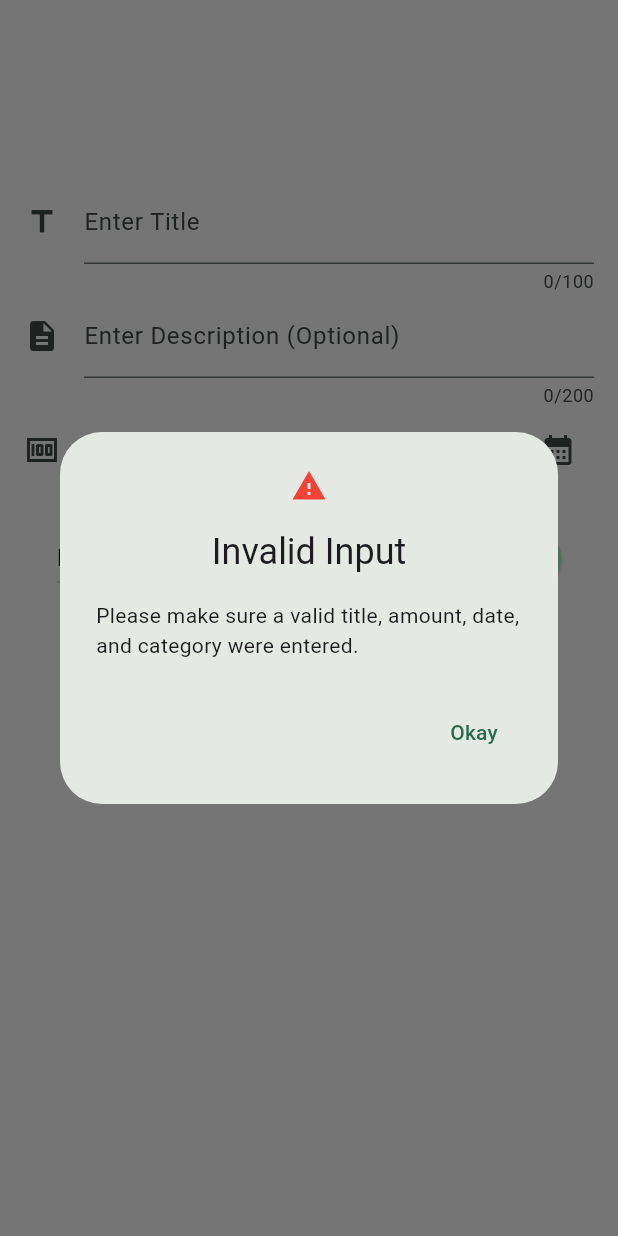
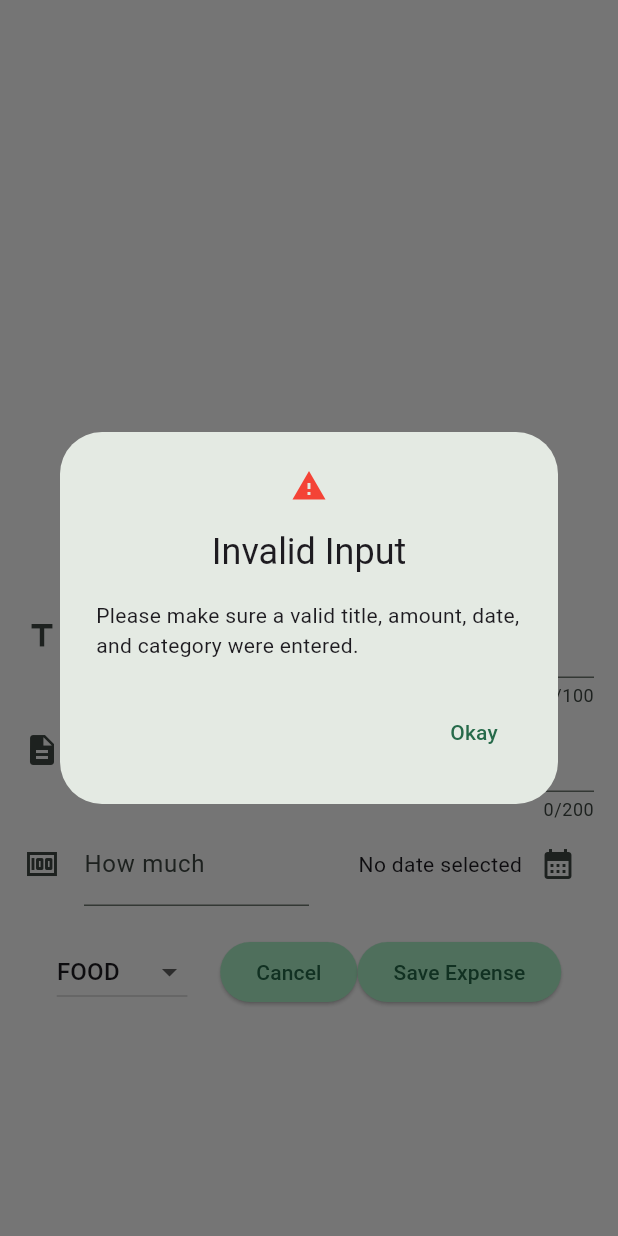
Before and after one commit to andrew21-mch/flutter-udemy, a Flutter app: the NewExpense widget shown alone on an empty page, opened directly with empty values, after a tap on "Save Expense", on a phone screen of 412 x 824 dp. Run offline on Flutter 3.47's test engine with Material 3 defaults, Android fonts, the phone set to English and light mode, and no system bars; our stand-ins replace shared_preferences; accounts and stored records are empty.

Commit message:
add responsivenes to final app

```diff
--- a/lib/widgets/new_expense.dart
+++ b/lib/widgets/new_expense.dart
@@ -1,3 +1,6 @@
+import 'dart:io';
+
+import 'package:flutter/cupertino.dart';
 import 'package:flutter/material.dart';
 import 'package:expense_tracker/models/expense.dart';
 
@@ -15,7 +18,8 @@ class NewExpense extends StatefulWidget {
 class _NewExpenseState extends State<NewExpense> {
   final _titleController = TextEditingController();
   final _amountController = TextEditingController();
-  final _descriptionController = TextEditingController(); // Added description controller
+  final _descriptionController =
+      TextEditingController(); // Added description controller
   DateTime? _selectedDate;
   Category _selectedCategory = Category.food;
 
@@ -25,13 +29,26 @@ class _NewExpenseState extends State<NewExpense> {
     });
   }
 
-  void submitExpenseData() {
-    final enteredAmount = double.tryParse(_amountController.text.trim());
-    final amountIsInvalid = (enteredAmount == null) || (enteredAmount <= 0);
-    final enteredTitle = _titleController.text.trim();
-    final enteredDescription = _descriptionController.text.trim();
-
-    if (enteredTitle.isEmpty || amountIsInvalid || _selectedDate == null) {
+  _showDialog() {
+    if (Platform.isIOS) {
+      showCupertinoDialog(
+        context: context,
+        builder: (ctx) => AlertDialog(
+          icon: Icon(Icons.warning),
+          iconColor: Colors.red,
+          title: Text("Invalid Input"),
+          content: Text(
+              "Please make sure a valid title, amount, date, and category were entered."),
+          actions: [
+            TextButton(
+                onPressed: () {
+                  Navigator.pop(ctx);
+                },
+                child: Text("Okay"))
+          ],
+        ),
+      );
+    } else {
       showDialog(
         context: context,
         builder: (ctx) => AlertDialog(
@@ -49,6 +66,17 @@ class _NewExpenseState extends State<NewExpense> {
           ],
         ),
       );
+    }
+  }
+
+  void submitExpenseData() {
+    final enteredAmount = double.tryParse(_amountController.text.trim());
+    final amountIsInvalid = (enteredAmount == null) || (enteredAmount <= 0);
+    final enteredTitle = _titleController.text.trim();
+    final enteredDescription = _descriptionController.text.trim();
+
+    if (enteredTitle.isEmpty || amountIsInvalid || _selectedDate == null) {
+      _showDialog();
       return;
     }
 
@@ -85,8 +113,11 @@ class _NewExpenseState extends State<NewExpense> {
 
   @override
   Widget build(BuildContext context) {
+    return LayoutBuilder(builder: (context, constraints) {
+      final width = constraints.maxWidth;
+      print(width);
       return Padding(
-      padding: EdgeInsets.fromLTRB(16, 120, 16, 16),
+        padding: EdgeInsets.fromLTRB(16, width - 16, 16, 16),
         child: Column(
           children: [
             TextField(
@@ -101,7 +132,8 @@ class _NewExpenseState extends State<NewExpense> {
               maxLength: 200,
               keyboardType: TextInputType.text,
               decoration: InputDecoration(
-                icon: Icon(Icons.description), label: Text("Enter Description (Optional)")),
+                  icon: Icon(Icons.description),
+                  label: Text("Enter Description (Optional)")),
             ),
             Row(
               children: [
@@ -163,5 +195,6 @@ class _NewExpenseState extends State<NewExpense> {
           ],
         ),
       );
+    });
   }
 }
```
Lines whose indentation alone changed are shown as unchanged.
